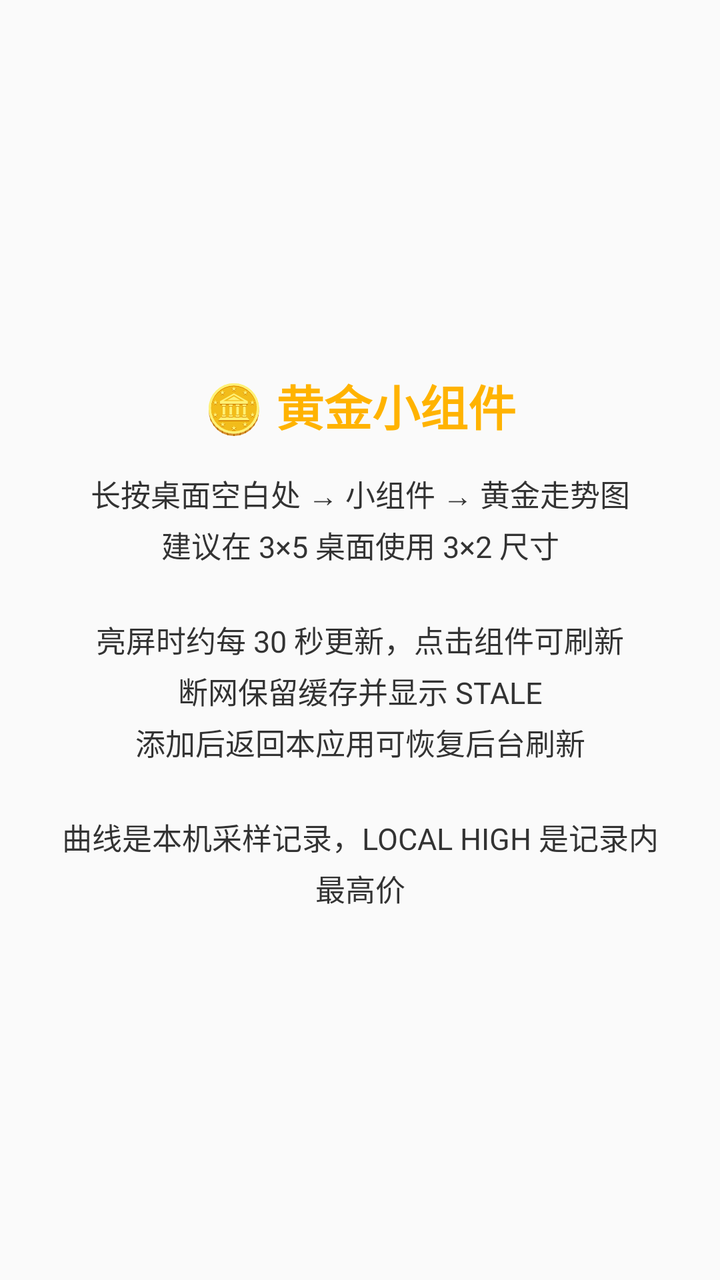
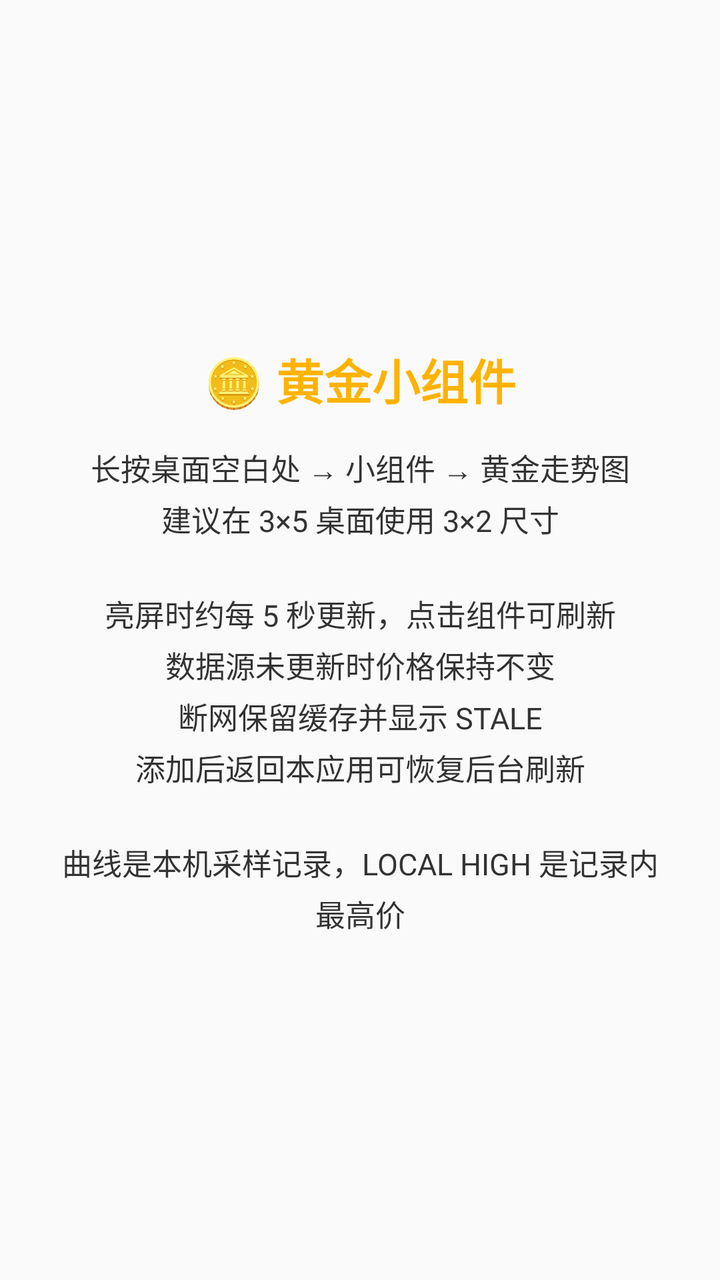

An Android layout rendered at two revisions. The XML below is the earlier revision; the diff shows what the commit changed to produce the second picture.
<!-- AndroidManifest.xml: activity theme Theme.GoldWidget -->
<!-- res/layout/activity_main.xml -->
<?xml version="1.0" encoding="utf-8"?>
<LinearLayout xmlns:android="http://schemas.android.com/apk/res/android"
    android:layout_width="match_parent"
    android:layout_height="match_parent"
    android:orientation="vertical"
    android:gravity="center"
    android:padding="24dp">

    <TextView
        android:layout_width="wrap_content"
        android:layout_height="wrap_content"
        android:text="🪙 黄金小组件"
        android:textSize="24sp"
        android:textStyle="bold"
        android:textColor="#FFB300" />

    <TextView
        android:layout_width="wrap_content"
        android:layout_height="wrap_content"
        android:layout_marginTop="16dp"
        android:gravity="center"
        android:text="长按桌面空白处 → 小组件 → 黄金走势图\n建议在 3×5 桌面使用 3×2 尺寸\n\n亮屏时约每 30 秒更新，点击组件可刷新\n断网保留缓存并显示 STALE\n添加后返回本应用可恢复后台刷新\n\n曲线是本机采样记录，LOCAL HIGH 是记录内最高价"
        android:textSize="15sp"
        android:lineSpacingExtra="4dp"
        android:textColor="#333333" />
</LinearLayout>
<!-- resources referenced by this layout -->
<resources>
  <style name="Theme.GoldWidget" parent="Theme.AppCompat.Light.NoActionBar" />
</resources>

<!-- the commit's change to res/layout/activity_main.xml (unified diff, before → after) -->
@@ -19,7 +19,7 @@
         android:layout_height="wrap_content"
         android:layout_marginTop="16dp"
         android:gravity="center"
-        android:text="长按桌面空白处 → 小组件 → 黄金走势图\n建议在 3×5 桌面使用 3×2 尺寸\n\n亮屏时约每 30 秒更新，点击组件可刷新\n断网保留缓存并显示 STALE\n添加后返回本应用可恢复后台刷新\n\n曲线是本机采样记录，LOCAL HIGH 是记录内最高价"
+        android:text="长按桌面空白处 → 小组件 → 黄金走势图\n建议在 3×5 桌面使用 3×2 尺寸\n\n亮屏时约每 5 秒更新，点击组件可刷新\n数据源未更新时价格保持不变\n断网保留缓存并显示 STALE\n添加后返回本应用可恢复后台刷新\n\n曲线是本机采样记录，LOCAL HIGH 是记录内最高价"
         android:textSize="15sp"
         android:lineSpacingExtra="4dp"
         android:textColor="#333333" />
